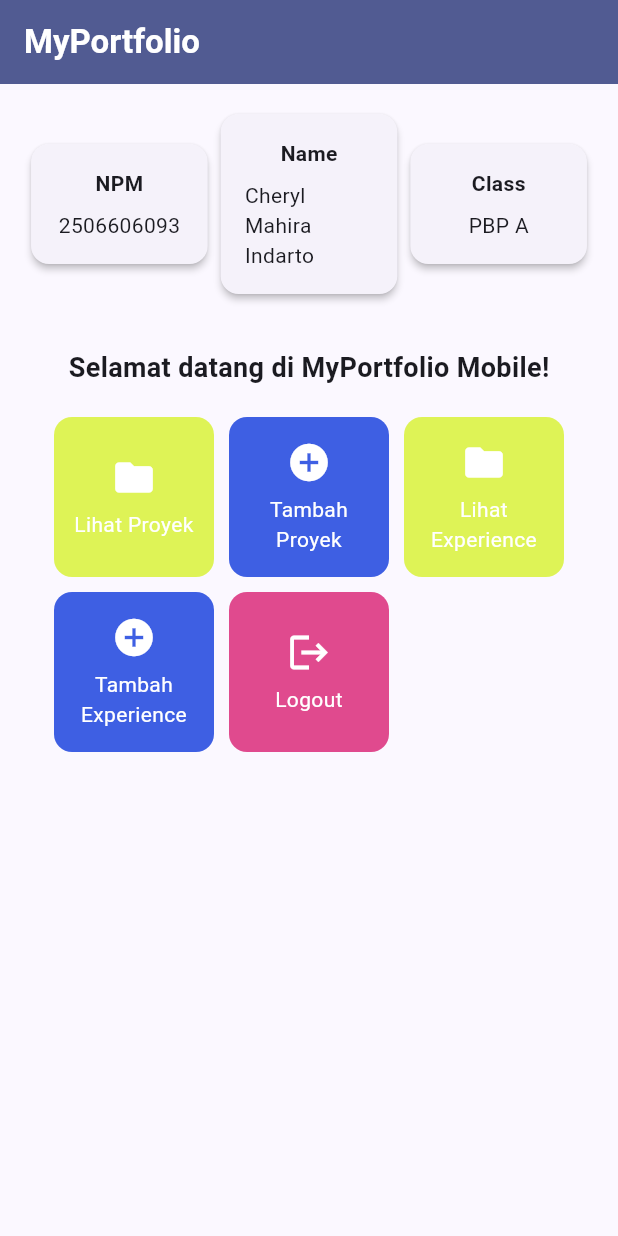
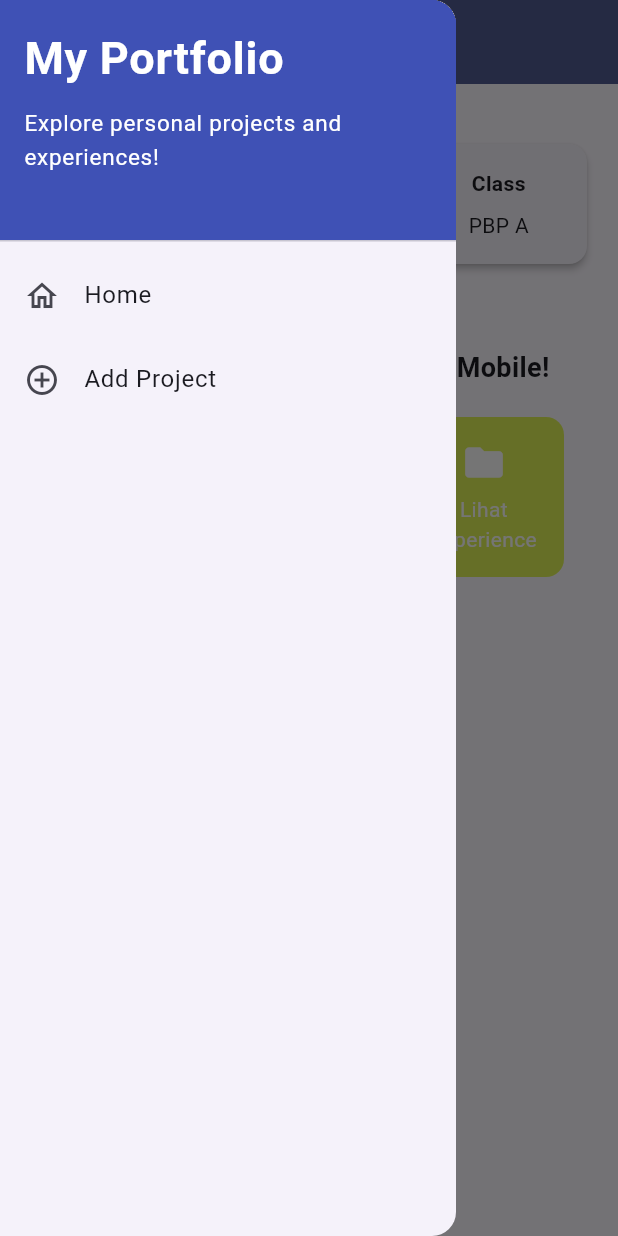
Before and after one commit to pumpkleen/myportofolio_mobile, a Flutter app: the screen it shows after launch, with the side drawer open (before the commit the screen has no drawer), on a phone screen of 412 x 824 dp. Run offline on Flutter 3.47's test engine with Material 3 defaults, Android fonts, the phone set to English and light mode, and no system bars; our stand-ins replace material_ui.

Commit message:
tutorial 9: flutter navigation, layouts, forms, input elements

```diff
--- a/lib/main.dart
+++ b/lib/main.dart
@@ -1,5 +1,5 @@
 import 'package:flutter/material.dart';
-import 'package:myportofolio_mobile/menu.dart';
+import 'package:myportofolio_mobile/screens/menu.dart';
 
 void main() {
   runApp(const MyApp());
--- a/lib/menu.dart
+++ b/lib/screens/menu.dart
@@ -1,4 +1,7 @@
 import 'package:flutter/material.dart';
+import 'package:myportofolio_mobile/widgets/left_drawer.dart';
+import 'package:myportofolio_mobile/widgets/project_card.dart';
+
 
 class MyHomePage extends StatelessWidget {
   MyHomePage({super.key});
@@ -24,7 +27,6 @@ class MyHomePage extends StatelessWidget {
   Widget build(BuildContext context) {
     // Scaffold menyediakan struktur visual dasar halaman (AppBar, Body, SnackBar).
     return Scaffold(
-      // AppBar menampilkan bar bagian atas halaman aplikasi.
         appBar: AppBar(
             title: const Text(
               'MyPortfolio',
@@ -34,7 +36,10 @@ class MyHomePage extends StatelessWidget {
               ),
             ),
             backgroundColor: Theme.of(context).colorScheme.primary,
+            iconTheme: const IconThemeData(color: Colors.white)
         ),
+        drawer: const LeftDrawer(),
+
       // Body halaman utama dengan padding di sekelilingnya.
       body: Padding(
         padding: const EdgeInsets.all(16.0),
@@ -131,50 +136,3 @@ class ItemHomepage {
 
   ItemHomepage(this.name, this.icon, this.color);
 }
-
-class ItemCard extends StatelessWidget {
-  final ItemHomepage item;
-
-  const ItemCard(this.item, {super.key});
-
-  @override
-  Widget build(BuildContext context) {
-    return Material(
-      // Menggunakan warna sekunder dari skema tema aplikasi.
-      color: item.color,
-      borderRadius: BorderRadius.circular(12),
-      child: InkWell(
-        // Aksi ketika kartu ditekan oleh pengguna.
-        onTap: () {
-          // Menampilkan SnackBar dengan pesan interaktif.
-          ScaffoldMessenger.of(context)
-            ..hideCurrentSnackBar()
-            ..showSnackBar(
-              SnackBar(content: Text("Kamu telah menekan tombol ${item.name}!"))
-            );
-        },
-        child: Container(
-          padding: const EdgeInsets.all(8),
-          child: Center(
-            child: Column(
-              mainAxisAlignment: MainAxisAlignment.center,
-              children: [
-                Icon(
-                  item.icon,
-                  color: Colors.white,
-                  size: 30.0,
-                ),
-                const Padding(padding: EdgeInsets.all(3)),
-                Text(
-                  item.name,
-                  textAlign: TextAlign.center,
-                  style: const TextStyle(color: Colors.white),
-                ),
-              ],
-            ),
-          ),
-        ),
-      ),
-    );
-  }
-}
--- /dev/null
+++ b/lib/widgets/left_drawer.dart
@@ -0,0 +1,68 @@
+import 'package:flutter/material.dart';
+import 'package:myportofolio_mobile/screens/menu.dart';
+// TODO: Impor halaman ProjectFormPage jika sudah dibuat
+
+class LeftDrawer extends StatelessWidget {
+  const LeftDrawer({super.key});
+
+  @override
+  Widget build(BuildContext context) {
+    return Drawer(
+      child: ListView(
+        children: [
+          // TODO: Bagian drawer header
+          const DrawerHeader(
+            decoration: BoxDecoration(
+              color: Colors.indigo,
+            ),
+            child: Column(
+              crossAxisAlignment: CrossAxisAlignment.start,
+              children: [
+                Text(
+                  'My Portfolio',
+                  style: TextStyle(
+                    fontSize: 30,
+                    fontWeight: FontWeight.bold,
+                    color: Colors.white,
+                  ),
+                ),
+                SizedBox(height: 10),
+                Text(
+                  'Explore personal projects and experiences!',
+                  style: TextStyle(
+                    fontSize: 15,
+                    color: Colors.white,
+                  ),
+                ),
+              ],
+            ),
+          ),
+          // TODO: Bagian routing
+          ListTile(
+            leading: const Icon(Icons.home_outlined),
+            title: const Text('Home'),
+            // Navigasi ke halaman utama portofolio
+            onTap: () {
+              Navigator.pushReplacement(
+                context,
+                MaterialPageRoute(
+                  builder: (context) => MyHomePage(),
+                ),
+              );
+            },
+          ),
+          ListTile(
+            leading: const Icon(Icons.add_circle_outline),
+            title: const Text('Add Project'),
+            // Navigasi ke halaman tambah proyek
+            onTap: () {
+              /*
+              TODO: Buatlah routing ke halaman ProjectFormPage yang akan dibuat nanti.
+              */
+            },
+          ),
+        ],
+      ),
+    );
+  }
+}
--- /dev/null
+++ b/lib/widgets/project_card.dart
@@ -0,0 +1,64 @@
+import 'package:myportofolio_mobile/project_form.dart';
+import 'package:flutter/material.dart';
+import 'package:myportofolio_mobile/screens/menu.dart';
+
+
+class ItemCard extends StatelessWidget {
+  final ItemHomepage item;
+
+  const ItemCard(this.item, {super.key});
+
+  @override
+  Widget build(BuildContext context) {
+    return Material(
+      // Menggunakan warna sekunder dari skema tema aplikasi.
+      color: item.color,
+      borderRadius: BorderRadius.circular(12),
+      child: InkWell(
+        // Aksi ketika kartu ditekan oleh pengguna.
+        onTap: () {
+        // Memunculkan SnackBar ketika diklik
+        ScaffoldMessenger.of(context)
+          ..hideCurrentSnackBar()
+          ..showSnackBar(
+            SnackBar(
+              content: Text("Kamu telah menekan tombol ${item.name}!"),
+            ),
+          );
+
+        // Navigate ke halaman yang sesuai
+        if (item.name == "Tambah Proyek") {
+          // TODO: Gunakan Navigator.push() untuk melakukan navigasi ke MaterialPageRoute yang mencakup ProjectFormPage
+          Navigator.push(
+    context,
+    MaterialPageRoute<void>(
+      builder: (context) => const ProjectFormPage(),
+    ),
+  );
+        }
+      },
+        child: Container(
+          padding: const EdgeInsets.all(8),
+          child: Center(
+            child: Column(
+              mainAxisAlignment: MainAxisAlignment.center,
+              children: [
+                Icon(
+                  item.icon,
+                  color: Colors.white,
+                  size: 30.0,
+                ),
+                const Padding(padding: EdgeInsets.all(3)),
+                Text(
+                  item.name,
+                  textAlign: TextAlign.center,
+                  style: const TextStyle(color: Colors.white),
+                ),
+              ],
+            ),
+          ),
+        ),
+      ),
+    );
+  }
+}
--- a/pubspec.yaml
+++ b/pubspec.yaml
@@ -34,6 +34,7 @@ dependencies:
   # The following adds the Cupertino Icons font to your application.
   # Use with the CupertinoIcons class for iOS style icons.
   cupertino_icons: ^1.0.8
+  material_ui: ^0.0.1
 
 dev_dependencies:
   flutter_test:
```
Also changed, not shown: lib/project_form.dart (added, +216 -0 lines), pubspec.lock. Lines whose indentation alone changed are shown as unchanged.
